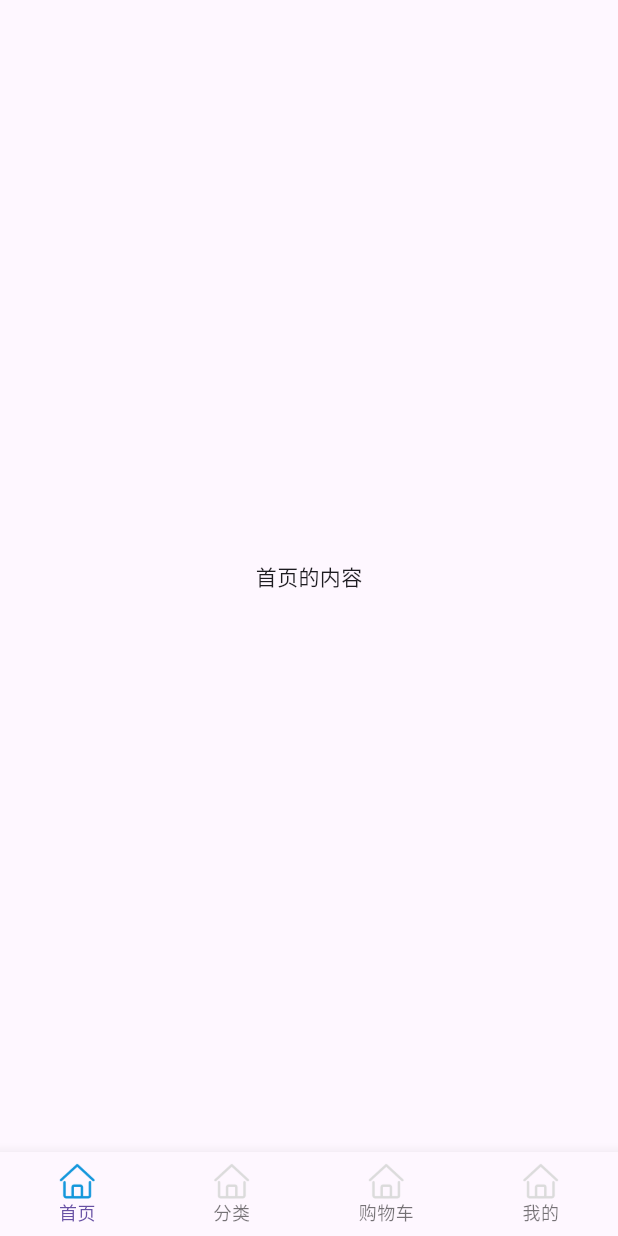
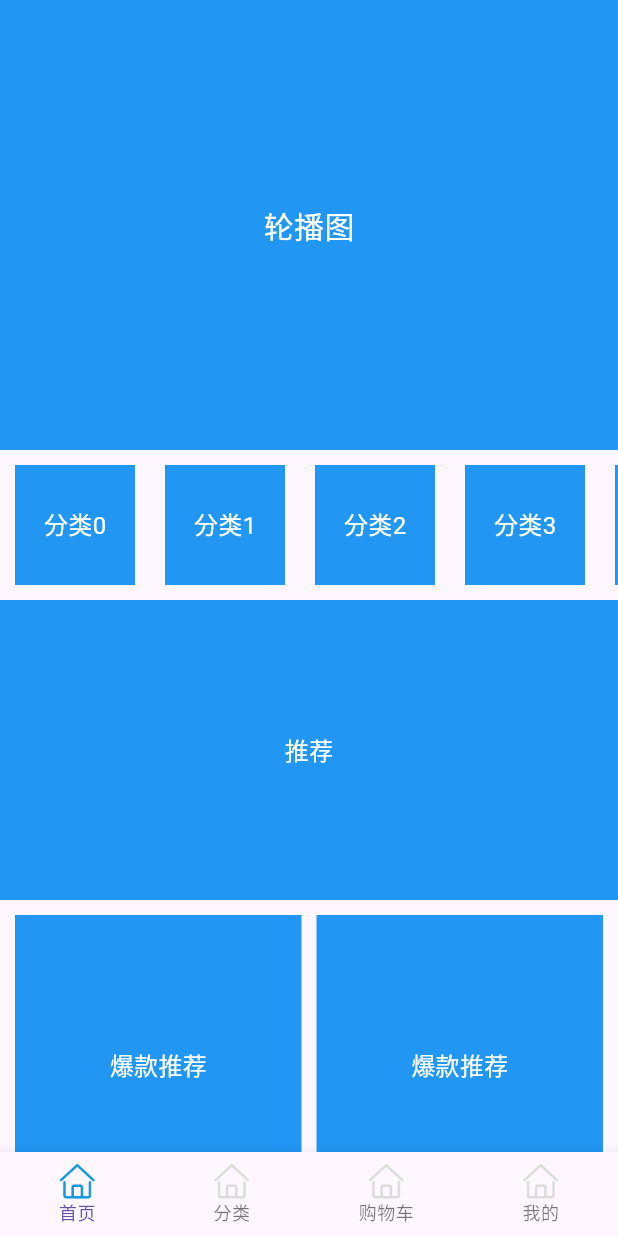
Before and after one commit to zahngjjj/flutter_shop, a Flutter app: the screen it shows after launch, on a phone screen of 412 x 824 dp. Run offline on Flutter 3.47's test engine with Material 3 defaults, Android fonts, the phone set to English and light mode, and no system bars.

Commit message:
feat: 首页的基础布局

```diff
--- /dev/null
+++ b/lib/components/Home/HmCategory.dart
@@ -0,0 +1,35 @@
+import 'package:flutter/material.dart';
+
+class HmCategoryView extends StatefulWidget {
+  HmCategoryView({Key? key}) : super(key: key);
+
+  @override
+  _HmCategoryViewState createState() => _HmCategoryViewState();
+}
+
+class _HmCategoryViewState extends State<HmCategoryView> {
+  @override
+  Widget build(BuildContext context) {
+    return SizedBox(
+      height: 100,
+      child: ListView.builder(
+        scrollDirection: Axis.horizontal,
+        itemCount: 10,
+        itemBuilder: (context, index) {
+          return Container(
+            alignment: Alignment.center,
+            width: 80,
+            height: 100,
+            color: Colors.blue,
+            margin: EdgeInsets.symmetric(horizontal: 10, vertical: 10),
+            padding: EdgeInsets.symmetric(horizontal: 5, vertical: 5),
+            child: Text(
+              '分类$index',
+              style: TextStyle(fontSize: 16, color: Colors.white),
+            ),
+          );
+        },
+      ),
+    );
+  }
+}
--- /dev/null
+++ b/lib/components/Home/HmHot.dart
@@ -0,0 +1,20 @@
+import 'package:flutter/material.dart';
+
+class HmHotView extends StatefulWidget {
+  HmHotView({Key? key}) : super(key: key);
+
+  @override
+  _HmHotViewState createState() => _HmHotViewState();
+}
+
+class _HmHotViewState extends State<HmHotView> {
+  @override
+  Widget build(BuildContext context) {
+    return Container(
+      height: 200,
+      color: Colors.blue,
+      alignment: Alignment.center,
+      child: Text('爆款推荐', style: TextStyle(color: Colors.white, fontSize: 16)),
+    );
+  }
+}
--- /dev/null
+++ b/lib/components/Home/HmMoreList.dart
@@ -0,0 +1,27 @@
+import 'package:flutter/material.dart';
+
+class HmMoreListView extends StatefulWidget {
+  HmMoreListView({Key? key}) : super(key: key);
+
+  @override
+  _HmMoreListViewState createState() => _HmMoreListViewState();
+}
+
+class _HmMoreListViewState extends State<HmMoreListView> {
+  @override
+  Widget build(BuildContext context) {
+    return SliverGrid.builder(
+      gridDelegate: SliverGridDelegateWithFixedCrossAxisCount(
+        crossAxisCount: 2,
+        mainAxisSpacing: 8,
+        crossAxisSpacing: 8,
+        childAspectRatio: 1,
+      ),
+      itemBuilder: (context, index) => Container(
+        color: Colors.blue,
+        alignment: Alignment.center,
+        child: Text('商品', style: TextStyle(color: Colors.white, fontSize: 16)),
+      ),
+    );
+  }
+}
--- /dev/null
+++ b/lib/components/Home/HmSlider.dart
@@ -0,0 +1,20 @@
+import 'package:flutter/material.dart';
+
+class HmSliderView extends StatefulWidget {
+  HmSliderView({Key? key}) : super(key: key);
+
+  @override
+  _HmSliderViewState createState() => _HmSliderViewState();
+}
+
+class _HmSliderViewState extends State<HmSliderView> {
+  @override
+  Widget build(BuildContext context) {
+    return Container(
+      height: 300,
+      color: Colors.blue,
+      alignment: Alignment.center,
+      child: Text('轮播图', style: TextStyle(color: Colors.white, fontSize: 20)),
+    );
+  }
+}
--- /dev/null
+++ b/lib/components/Home/HmSuggestion.dart
@@ -0,0 +1,20 @@
+import 'package:flutter/material.dart';
+
+class HmSuggestionView extends StatefulWidget {
+  HmSuggestionView({Key? key}) : super(key: key);
+
+  @override
+  _HmSuggestionViewState createState() => _HmSuggestionViewState();
+}
+
+class _HmSuggestionViewState extends State<HmSuggestionView> {
+  @override
+  Widget build(BuildContext context) {
+    return Container(
+      height: 200,
+      color: Colors.blue,
+      alignment: Alignment.center,
+      child: Text('推荐', style: TextStyle(color: Colors.white, fontSize: 16)),
+    );
+  }
+}
--- a/lib/pages/Home/index.dart
+++ b/lib/pages/Home/index.dart
@@ -1,4 +1,9 @@
 import 'package:flutter/material.dart';
+import 'package:flutter_shop/components/Home/HmCategory.dart';
+import 'package:flutter_shop/components/Home/HmHot.dart';
+import 'package:flutter_shop/components/Home/HmMoreList.dart';
+import 'package:flutter_shop/components/Home/HmSlider.dart';
+import 'package:flutter_shop/components/Home/HmSuggestion.dart';
 
 class HomeView extends StatefulWidget {
   HomeView({Key? key}) : super(key: key);
@@ -8,10 +13,32 @@ class HomeView extends StatefulWidget {
 }
 
 class _HomeViewState extends State<HomeView> {
+  List<Widget> _buildSlivers() {
+    return [
+      SliverToBoxAdapter(child: HmSliderView()),
+      SliverToBoxAdapter(child: HmCategoryView()),
+      SliverToBoxAdapter(child: HmSuggestionView()),
+      SliverToBoxAdapter(child: SizedBox(height: 10)),
+      SliverToBoxAdapter(
+        child: Padding(
+          padding: EdgeInsets.symmetric(horizontal: 10),
+          child: Flex(
+            direction: Axis.horizontal,
+            children: [
+              Expanded(child: HmHotView()),
+              SizedBox(width: 10),
+              Expanded(child: HmHotView()),
+            ],
+          ),
+        ),
+      ),
+      SliverToBoxAdapter(child: SizedBox(height: 10)),
+      HmMoreListView(),
+    ];
+  }
+
   @override
   Widget build(BuildContext context) {
-    return Scaffold(
-      body: Container(child: Center(child: Text('首页的内容'))),
-    );
+    return CustomScrollView(slivers: _buildSlivers());
   }
 }
```
